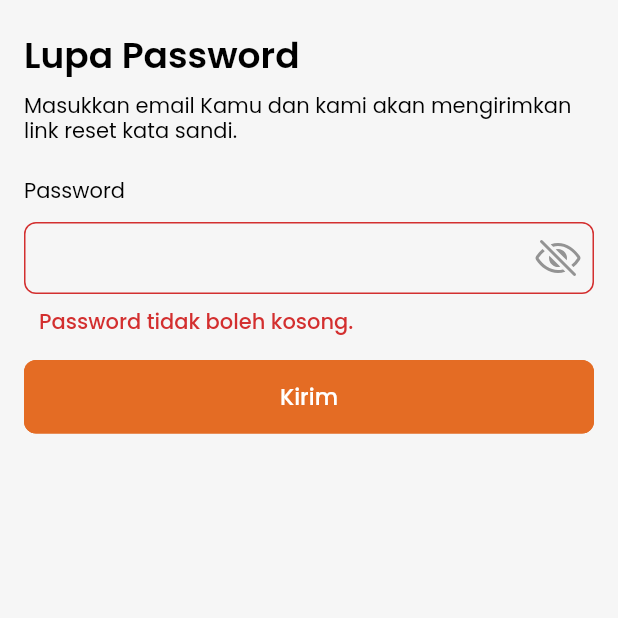
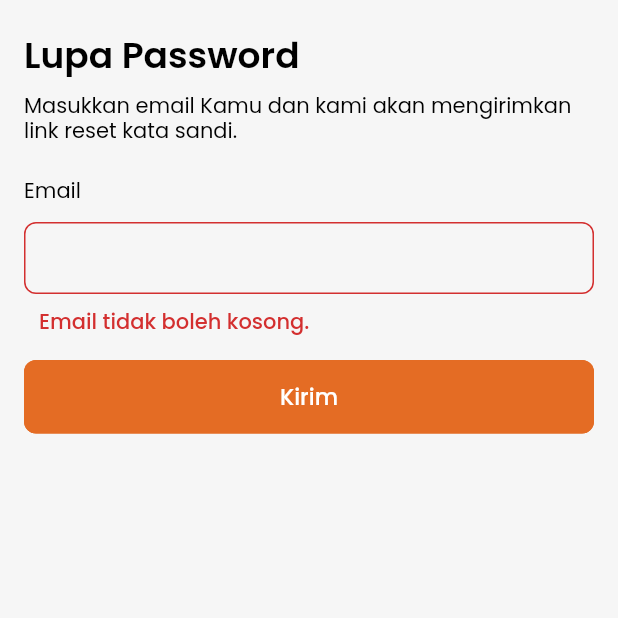
Before and after one commit to tgsat/HADIRKU-WEB, a Flutter app: the ForgetPasswordScreen screen opened by its route, after a tap on "Kirim", on a phone screen of 412 x 824 dp, the top half of it. Run offline on Flutter 3.47's test engine with Material 2 defaults, Android fonts, the phone set to English and light mode, and no system bars; our stand-ins replace charts_flutter_new, cloud_firestore, connectivity_plus, data_table_2, firebase_auth, firebase_core and 9 more; missing offline and left inert: dart:html; accounts and stored records are empty; statements that could not run were skipped.

Commit message:
fix: minor, update: form & controller forget password done

```diff
--- a/lib/features/authentication/controllers/forget_password/forget_password_controller.dart
+++ b/lib/features/authentication/controllers/forget_password/forget_password_controller.dart
@@ -1,9 +1,36 @@
 import 'package:flutter/material.dart';
 import 'package:get/get.dart';
+import 'package:hadirku_web/utils/utils.dart';
+
+import '../../../../data/repositories/authentication/authentication_repository.dart';
 
 class ForgetPasswordController extends GetxController {
-  // Variables
+  static ForgetPasswordController get instance => Get.find();
+
   final hidePassword = true.obs;
-  final password = TextEditingController();
+  final email = TextEditingController();
   GlobalKey<FormState> forgetFormKey = GlobalKey<FormState>();
+
+  senPasswordResetEmail() async {
+    try {
+      final isConnected = await NetworkManager.instance.isConnected();
+      if (!isConnected) {
+        return;
+      }
+
+      if (!forgetFormKey.currentState!.validate()) {
+        return;
+      }
+
+      await AuthenticationRepository.instance
+          .sendPasswordResetEmail(email.text.trim());
+
+      Loaders.successSnackBar(
+          title: Dictionary.emailSent, message: Dictionary.emailSentDes.tr);
+
+      email.clear();
+    } catch (e) {
+      Loaders.errorSnackBar(title: Dictionary.oops, message: e.toString());
+    }
+  }
 }
--- a/lib/features/authentication/screens/forget_password/widgets/forget_password_form.dart
+++ b/lib/features/authentication/screens/forget_password/widgets/forget_password_form.dart
@@ -1,5 +1,4 @@
 import 'package:flutter/material.dart';
-import 'package:flutter_svg/flutter_svg.dart';
 import 'package:get/get.dart';
 import 'package:hadirku_web/features/authentication/controllers/forget_password/forget_password_controller.dart';
 import 'package:hadirku_web/utils/utils.dart';
@@ -19,33 +18,19 @@ class ForgetPasswordForm extends StatelessWidget {
           const TextHeaderAuth(
               title: Dictionary.forgetPassword,
               subTitle: Dictionary.forgetPasswordSubTitle),
-          Obx(
-            () => CustomLayoutTextFormField(
-              title: Dictionary.password,
-              isScreen: !ResponsiveWidget.isSmallScreen(context),
-              child: CustomTextFormField(
-                controller: controller.password,
-                isObscure: controller.hidePassword.value,
-                validate: (value) =>
-                    Validator.validatePassword(Dictionary.password, value),
-                suffixIconWidget: IconButton(
-                  onPressed: () => controller.hidePassword.value =
-                      !controller.hidePassword.value,
-                  icon: SvgPicture.asset(
-                      controller.hidePassword.value
-                          ? AppIcons.eyeHide
-                          : AppIcons.eyeShow,
-                      color: AppColor.darkGrey),
-                ),
-              ),
+          CustomLayoutTextFormField(
+            title: Dictionary.email,
+            isScreen: !ResponsiveWidget.isSmallScreen(context),
+            child: CustomTextFormField(
+              controller: controller.email,
+              textInputType: TextInputType.emailAddress,
+              validate: (value) => Validator.validateEmail(value),
             ),
           ),
           const SizedBox(height: 15),
           ButtonPrimary(
             title: Dictionary.submit,
-            onTap: () {
-              if (controller.forgetFormKey.currentState!.validate()) {}
-            },
+            onTap: () => controller.senPasswordResetEmail(),
           ),
         ],
       ),
--- a/lib/features/authentication/screens/login/widgets/login_form.dart
+++ b/lib/features/authentication/screens/login/widgets/login_form.dart
@@ -77,6 +77,8 @@ class LoginForm extends StatelessWidget {
                           onChanged: (value) {
                             controller.rememberMe.value =
                                 !controller.rememberMe.value;
+                            debugPrint(
+                                'value remember me :${controller.rememberMe.value}');
                           }),
                     ),
                     Text(
--- a/lib/utils/value/dictionary.dart
+++ b/lib/utils/value/dictionary.dart
@@ -55,4 +55,7 @@ class Dictionary {
   static const String deleteDescription =
       "Apakah kamu yakin ingin menghapus akun secara permanen?. Tindakan ini tidak dapat dibatalkan dan semua data kamu akan dihapus secara permanen.";
   static const String logoutDescription = "apakah kamu yakin ingin keluar?.";
+  static const String emailSent = "Email terkirim";
+  static const String emailSentDes =
+      "Tautan Email Dikirim untuk Mengatur Ulang Kata Sandi Anda";
 }
--- a/lib/utils/value/size_config.dart
+++ b/lib/utils/value/size_config.dart
@@ -17,7 +17,7 @@ class SizeConfig {
   static const double xs = 4.0;
   static const double sm = 8.0;
   static const double md = 16.0;
-  static const double dl = 20.0;
+  static const double dl = 18.0;
   static const double lg = 24.0;
   static const double xl = 32.0;
 
```
Also changed, not shown: lib/features/authentication/controllers/login/login_controller.dart (+3 -5 lines), lib/utils/common/popup/loaders.dart (+5 -5 lines), 2 other files.
